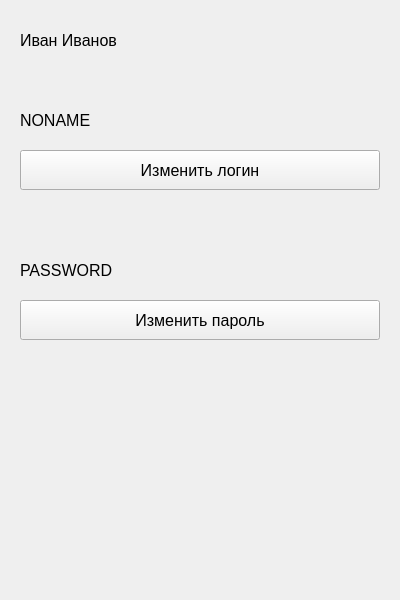
The window that QT_layouts/displayClientWindow.ui (Yuri4ek/QT_project) describes before a commit, drawn with Qt 5.
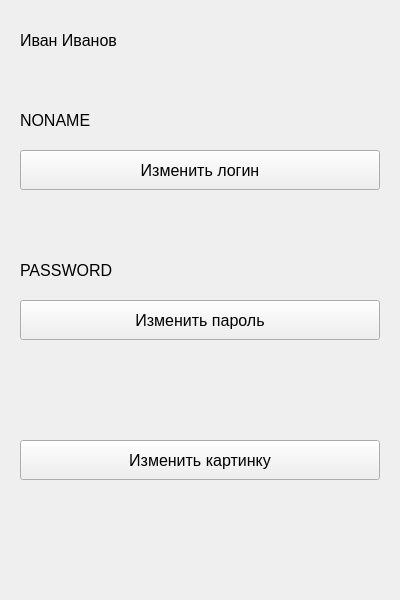
The same window after the commit.

Commit message: Добавил добавление картинки

Diff of the .ui file:
```diff
--- a/QT_layouts/displayClientWindow.ui
+++ b/QT_layouts/displayClientWindow.ui
@@ -122,6 +122,37 @@
      <string>Изменить пароль</string>
     </property>
    </widget>
+   <widget class="QLabel" name="image_label">
+    <property name="geometry">
+     <rect>
+      <x>20</x>
+      <y>360</y>
+      <width>60</width>
+      <height>60</height>
+     </rect>
+    </property>
+    <property name="text">
+     <string/>
+    </property>
+   </widget>
+   <widget class="QPushButton" name="change_image">
+    <property name="geometry">
+     <rect>
+      <x>20</x>
+      <y>440</y>
+      <width>360</width>
+      <height>40</height>
+     </rect>
+    </property>
+    <property name="font">
+     <font>
+      <pointsize>12</pointsize>
+     </font>
+    </property>
+    <property name="text">
+     <string>Изменить картинку</string>
+    </property>
+   </widget>
   </widget>
  </widget>
  <resources/>
```
The commit also changes 1 other file.
